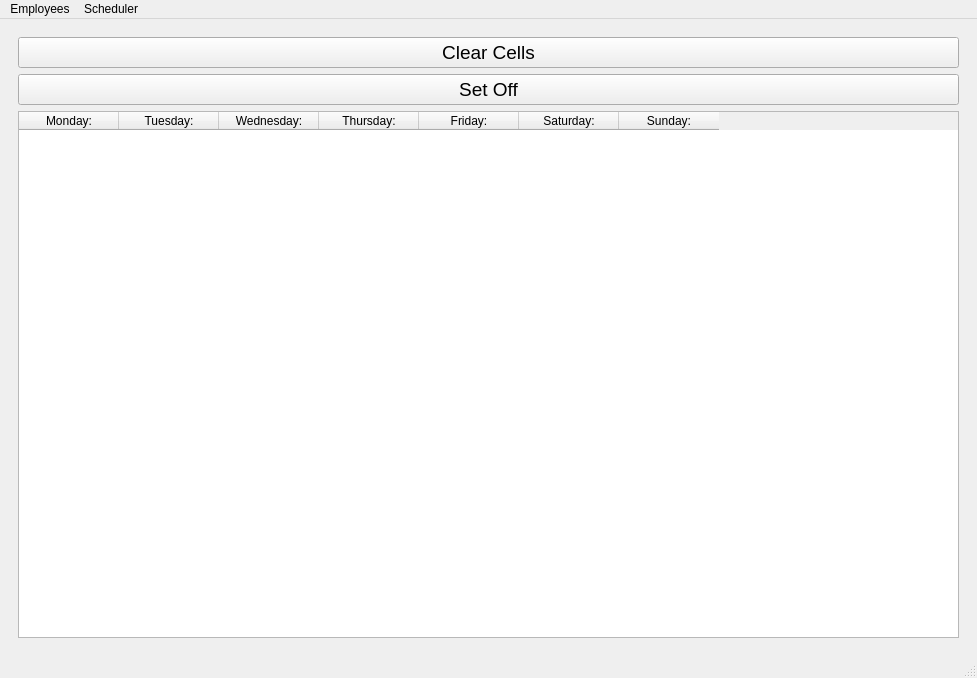
First picture: the form in mainwindow.ui, repository camwick/qdobaScheduler, before the edit.
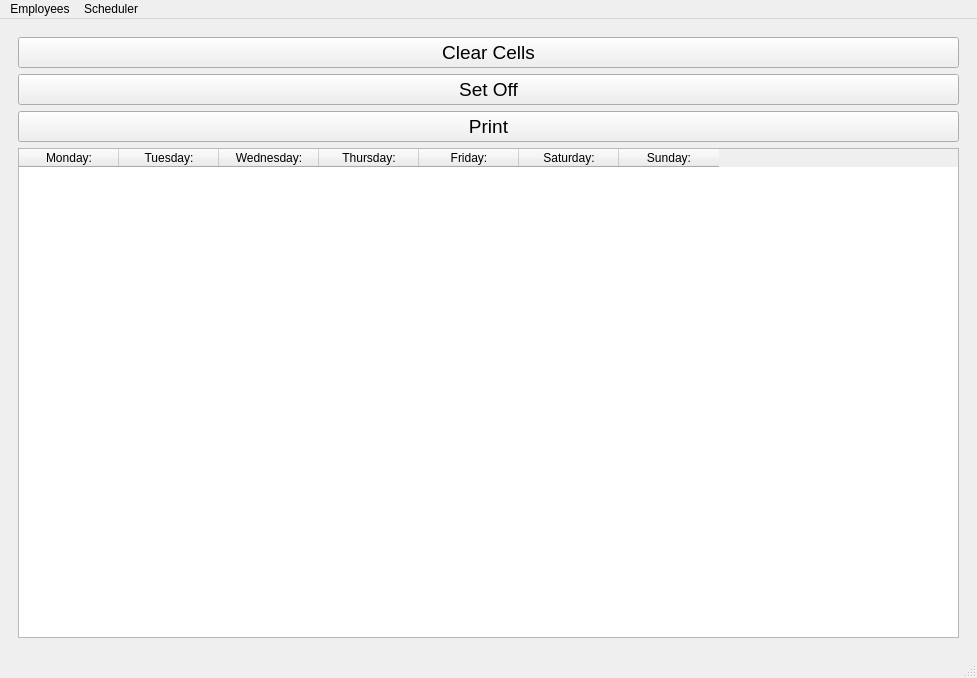
Second picture: the form after the edit. Icons and pictures are not drawn.

Commit message: create schedulePrint butto

```diff
--- a/mainwindow.ui
+++ b/mainwindow.ui
@@ -158,6 +158,16 @@
           </property>
          </widget>
         </item>
+        <item>
+         <widget class="QPushButton" name="schedulePrint">
+          <property name="statusTip">
+           <string>Print table</string>
+          </property>
+          <property name="text">
+           <string>Print</string>
+          </property>
+         </widget>
+        </item>
         <item>
          <widget class="QTableWidget" name="tableWidget">
           <column>
```
Left out of the diff: 3 changed lines with no effect on the pictures. The commit also changes 2 other files.
